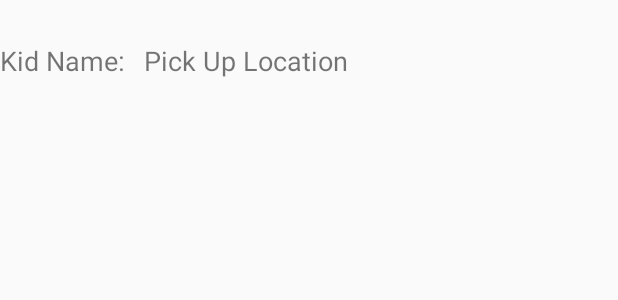
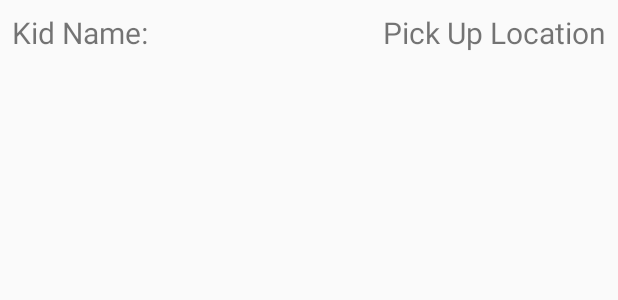
Before and after one commit to yeladrive/FrontEnd, an Android app: the layout upcoming_item_adaptor.xml on its own in the app's theme, with its tools: preview values and no code run, on a phone screen of 412 x 824 dp. Shown: the top 300 px of the screen. Run offline under Robolectric (Android 15) with nearby library versions, the phone set to English and light mode, and no system bars.

Commit message:
from ride accept to upcoming ride show + notification

```diff
--- a/app/src/main/AndroidManifest.xml
+++ b/app/src/main/AndroidManifest.xml
@@ -51,6 +51,10 @@
         <meta-data
             android:name="com.google.firebase.messaging.default_notification_color"
             android:resource="@color/colorAccent" />
+
+        <meta-data
+            android:name="com.google.firebase.messaging.default_notification_channel_id"
+            android:value="Test" />
     </application>
 
 </manifest>
--- a/app/src/main/java/com/example/yeladrive/Adapters/UpcomingRidesAdapter.java
+++ b/app/src/main/java/com/example/yeladrive/Adapters/UpcomingRidesAdapter.java
@@ -27,7 +27,7 @@ public class UpcomingRidesAdapter extends RecyclerView.Adapter<UpcomingRidesAdap
     @NonNull
     @Override
     public ViewHolder onCreateViewHolder(@NonNull ViewGroup viewGroup, int i) {
-        View view = LayoutInflater.from(viewGroup.getContext()).inflate(R.layout.list_item, viewGroup, false);
+        View view = LayoutInflater.from(viewGroup.getContext()).inflate(R.layout.upcoming_item_adaptor, viewGroup, false);
         return new ViewHolder(view);
 
     }
@@ -35,7 +35,7 @@ public class UpcomingRidesAdapter extends RecyclerView.Adapter<UpcomingRidesAdap
     @Override
     public void onBindViewHolder(@NonNull ViewHolder viewHolder, int i) {
         viewHolder.kid_name_text.setText(upcomingRidesList.get(i).getKid_name());
-        viewHolder.pick_up_loc_text.setText(upcomingRidesList.get(i).getPick_up_loc());
+        viewHolder.pick_up_loc_text.setText(upcomingRidesList.get(i).getPickup_loc());
 
     }
 
--- a/app/src/main/res/layout/list_item.xml
+++ b/app/src/main/res/layout/upcoming_item_adaptor.xml
@@ -2,16 +2,17 @@
 <android.support.constraint.ConstraintLayout xmlns:android="http://schemas.android.com/apk/res/android"
     xmlns:app="http://schemas.android.com/apk/res-auto"
     xmlns:tools="http://schemas.android.com/tools"
-    android:layout_width="wrap_content" android:layout_height="wrap_content"
+    android:layout_width="match_parent" android:layout_height="wrap_content"
     android:id="@+id/relativeLayout">
 
     <TextView
         android:id="@+id/kid_name_text"
         android:layout_width="wrap_content"
         android:layout_height="wrap_content"
-        android:layout_marginTop="28dp"
+        android:layout_marginStart="8dp"
+        android:layout_marginTop="8dp"
         android:text="Kid Name: "
-        android:textSize="18sp"
+        android:textSize="20sp"
         app:layout_constraintStart_toStartOf="parent"
         app:layout_constraintTop_toTopOf="parent" />
 
@@ -19,10 +20,10 @@
         android:id="@+id/pick_up_loc_text"
         android:layout_width="wrap_content"
         android:layout_height="wrap_content"
-        android:layout_marginStart="96dp"
-        android:layout_marginTop="28dp"
+        android:layout_marginTop="8dp"
+        android:layout_marginEnd="8dp"
         android:text="Pick Up Location"
-        android:textSize="18sp"
-        app:layout_constraintStart_toStartOf="@+id/kid_name_text"
+        android:textSize="20sp"
+        app:layout_constraintEnd_toEndOf="parent"
         app:layout_constraintTop_toTopOf="parent" />
 </android.support.constraint.ConstraintLayout>
--- a/app/src/main/res/values/endpoints.xml
+++ b/app/src/main/res/values/endpoints.xml
@@ -9,4 +9,5 @@
     <string name="TIMESTAMP">timestamp</string>
     <string name="DRIVE_PATH">drives</string>
     <string name="RIDE_PATH">rides</string>
+    <string name="UP_COMING_RIDES_PATH">upcoming_rides</string>
 </resources>
--- a/app/src/main/res/values/strings.xml
+++ b/app/src/main/res/values/strings.xml
@@ -15,7 +15,7 @@
     <string name="dropoff_date">Drop-Off Date</string>
     <string name="pickup_date">Pick-Up Date</string>
     <string name="msg_token_fmt">token id :</string>
-    <string name="msg_subscribed">You subscribed to drives topic</string>
+    <string name="msg_subscribed">You subscribed to match topic</string>
     <string name="msg_subscribe_failed">unable to subscribe</string>
 
     <!-- NAVBAR -->
```
Also changed, not shown: app/src/main/java/com/example/yeladrive/Fragments/HomeFragment.java (+16 -2 lines), app/src/main/java/com/example/yeladrive/Fragments/RidesFragment.java (+66 -19 lines), app/src/main/java/com/example/yeladrive/HomeActivity.java (+10 -3 lines), app/src/main/java/com/example/yeladrive/Model/UpcomingRides.java (+7 -7 lines), app/src/main/res/layout/fragment_home.xml (+26 -11 lines).
